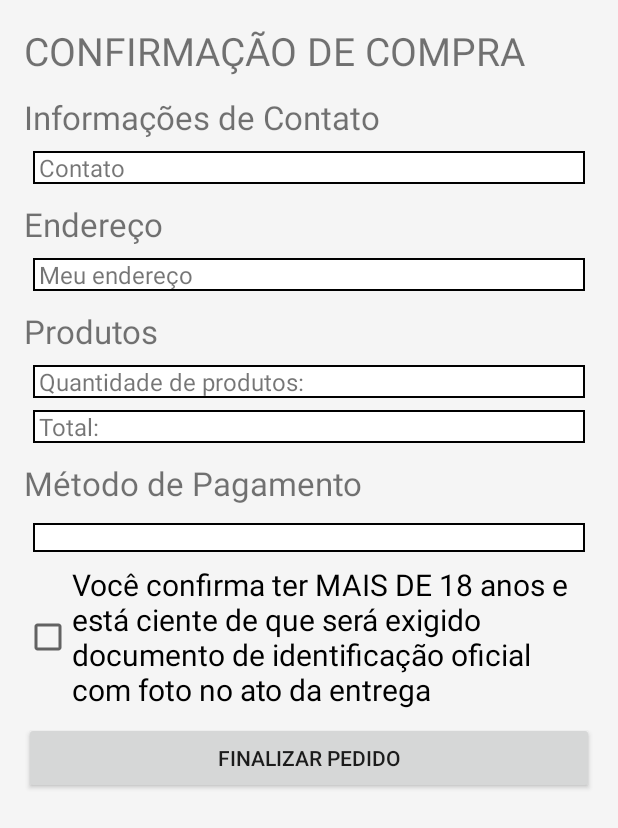
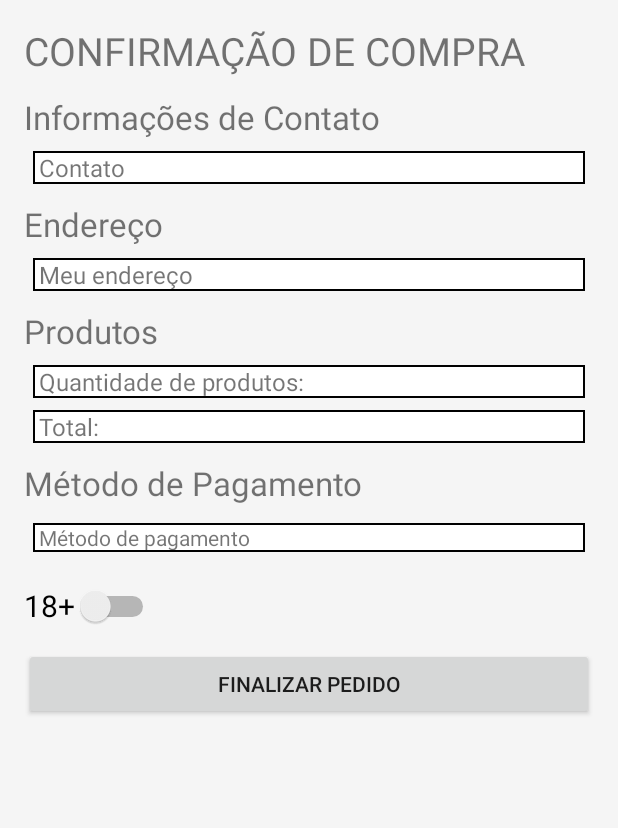
Before and after one commit to brunoconterato/123pedi-android, an Android app: the layout activity_brief.xml on its own in the app's theme, with its tools: preview values and no code run, on a phone screen of 412 x 824 dp. Shown: the top 828 px of the screen. Run offline under Robolectric (Android 15) with nearby library versions, the phone set to English and light mode, and no system bars.

Commit message:
Tela de resumo agora mostra informações de pagamento e o botão 18+ é um swift

```diff
--- a/app/src/main/java/beer/happy_hour/drinking/activity/MapsFragmentActivity.java
+++ b/app/src/main/java/beer/happy_hour/drinking/activity/MapsFragmentActivity.java
@@ -200,7 +200,7 @@ public class MapsFragmentActivity extends FragmentActivity implements OnMapReady
 //                    //get aproximate number
 //                    deliveryPlace.setSubThoroughfare(addresses.get(0).getSubThoroughfare());
 //
-//                    Log.d("DeliveryPlace", deliveryPlace.toString());
+//                    Log.d("DeliveryPlace", deliveryPlace.printBrief());
 //
 ////                    Toast.makeText(getApplicationContext(), "Address:- " + addresses.get(0).getFeatureName() + addresses.get(0).getAdminArea() + addresses.get(0).getLocality(), Toast.LENGTH_LONG).show();
 //
--- a/app/src/main/java/beer/happy_hour/drinking/activity/PaymentActivity.java
+++ b/app/src/main/java/beer/happy_hour/drinking/activity/PaymentActivity.java
@@ -219,7 +219,7 @@ public class PaymentActivity extends AppCompatActivity {
     }
 
     public void testPayment(View view) {
-        Log.d("Payment", payment.toString());
+        Log.d("Payment", payment.printBrief());
     }
 
     private class CardNumberTextListener extends MaskEditTextChangedListener implements TextWatcher {
--- a/app/src/main/java/beer/happy_hour/drinking/adapter/ListItemAdapter.java
+++ b/app/src/main/java/beer/happy_hour/drinking/adapter/ListItemAdapter.java
@@ -86,12 +86,12 @@ public class ListItemAdapter extends ArrayAdapter<ListItem> implements Filterabl
 
 //        if (cart.getListItems().contains(listItem)) {
 //            int listItemIndexInCart = cart.getListItems().indexOf(listItem);
-//            quantity_editText.setText(Integer.toString(cart.getListItems().get(listItemIndexInCart).getQuantity()));
+//            quantity_editText.setText(Integer.printBrief(cart.getListItems().get(listItemIndexInCart).getQuantity()));
 //        }
 //        else
 //        {
 //            int listItemIndexInLIRepository = listItemRepositorySingleton.getFilteredList().indexOf(listItem);
-//            quantity_editText.setText(Integer.toString(listItemRepositorySingleton.getFilteredList().get(listItemIndexInLIRepository).getQuantity()));
+//            quantity_editText.setText(Integer.printBrief(listItemRepositorySingleton.getFilteredList().get(listItemIndexInLIRepository).getQuantity()));
 //        }
 
         //Organizando comportamento dos botões
--- a/app/src/main/java/beer/happy_hour/drinking/generate_order_async/GenerateOrderAPIAsync.java
+++ b/app/src/main/java/beer/happy_hour/drinking/generate_order_async/GenerateOrderAPIAsync.java
@@ -82,7 +82,7 @@ public class GenerateOrderAPIAsync extends AsyncTask<Void, Void, Boolean> {
         //    OrderRestClient.post(Constants.BASE_ORDER_URL, requestParams, new AsyncHttpResponseHandler() {
         //            @Override
         //            public void onSuccess(int statusCode, Header[] headers, byte[] responseBody) {
-        ////                Log.d("Request Params", requestParams.toString());
+        ////                Log.d("Request Params", requestParams.printBrief());
         //                Log.d("Order", "Success!");
         //            }
         //
@@ -90,7 +90,7 @@ public class GenerateOrderAPIAsync extends AsyncTask<Void, Void, Boolean> {
         //            public void onFailure(int statusCode, Header[] headers, byte[] responseBody, Throwable error) {
         //                Log.d("Failed: ", "" + statusCode);
         //                Log.d("Error : ", "" + error);
-        //                Log.d("Headers : ", "" + headers.toString());
+        //                Log.d("Headers : ", "" + headers.printBrief());
         //            }
         //        });
 
--- a/app/src/main/res/layout/activity_brief.xml
+++ b/app/src/main/res/layout/activity_brief.xml
@@ -112,7 +112,7 @@
             android:textSize="22sp" />
 
         <TextView
-            android:id="@+id/payment_confirmation_edit_text"
+            android:id="@+id/payment_confirmation_text_view"
             android:layout_width="match_parent"
             android:layout_height="wrap_content"
             android:layout_marginBottom="8dp"
@@ -122,14 +122,18 @@
             android:paddingEnd="4dp"
             android:paddingLeft="4dp"
             android:paddingRight="4dp"
-            android:paddingStart="4dp" />
+            android:paddingStart="4dp"
+            android:text="Método de pagamento" />
 
-        <CheckBox
-            android:id="@+id/majority_confirmation_checkBox"
-            android:layout_width="match_parent"
+        <Switch
+            android:id="@+id/majority_confirmation_switch"
+            android:layout_width="wrap_content"
             android:layout_height="wrap_content"
-            android:layout_marginBottom="8dp"
-            android:text="@string/majority_confirmation"
+            android:ellipsize="end"
+            android:minHeight="56dp"
+            android:shadowColor="@color/colorPrimary"
+            android:switchMinWidth="56dp"
+            android:text="18+"
             android:textSize="20sp" />
 
         <Button
```
Also changed, not shown: app/src/main/java/beer/happy_hour/drinking/activity/BriefActivity.java (+18 -24 lines), app/src/main/java/beer/happy_hour/drinking/activity/OrderDetailsActivity.java (+10 -10 lines), app/src/main/java/beer/happy_hour/drinking/model/DeliveryPlace.java (+13 -0 lines), app/src/main/java/beer/happy_hour/drinking/model/Payment.java (+31 -18 lines), app/src/main/java/beer/happy_hour/drinking/model/User.java (+10 -0 lines), app/src/main/res/layout/activity_payment.xml (+7 -3 lines).
